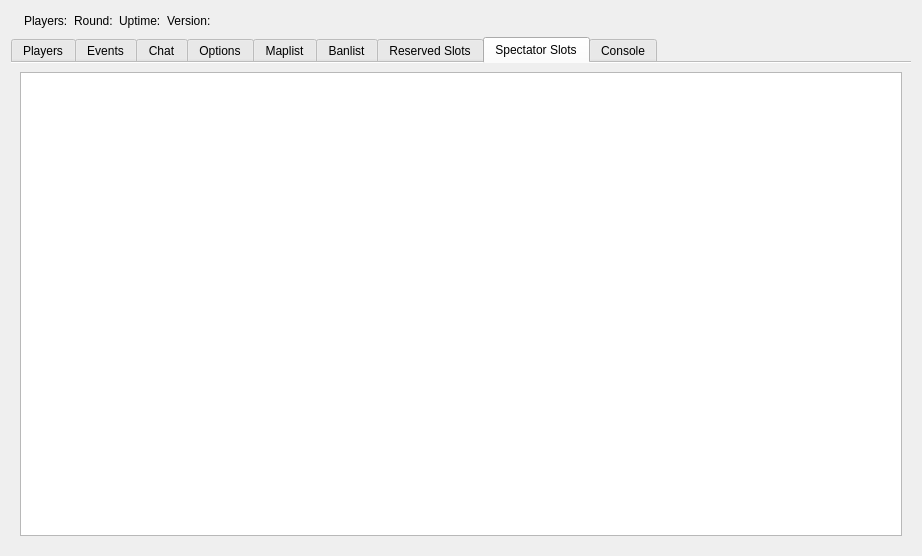
OpenRcon/OpenRcon, file Client/bf4/BF4.ui: the form before one commit.
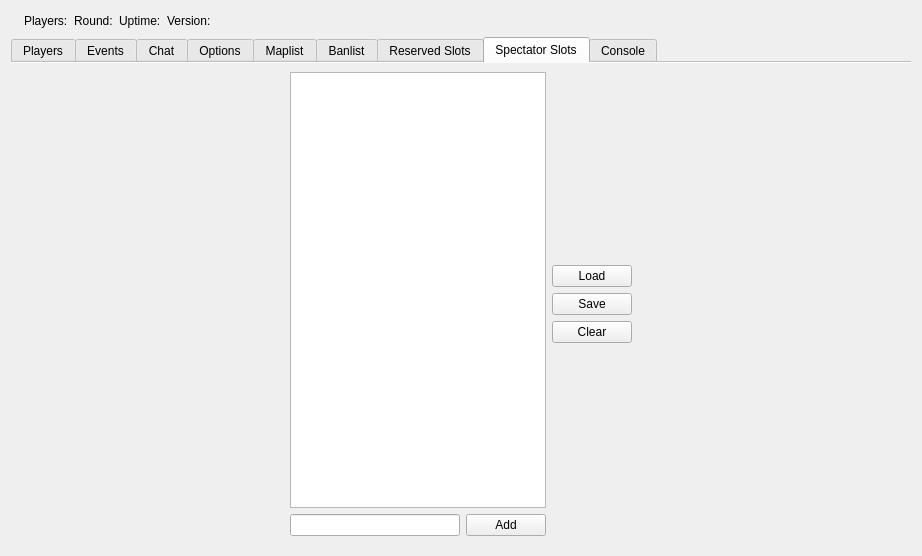
The form after the commit. The open tabs and pages were chosen to show the change. Icons and pictures are not drawn.

Commit message: Implemented Spectator List GUI for BF4.

```diff
--- a/Client/bf4/BF4.ui
+++ b/Client/bf4/BF4.ui
@@ -856,13 +856,104 @@
       <attribute name="title">
        <string>Spectator Slots</string>
       </attribute>
+      <layout class="QGridLayout" name="gridLayout_16">
+       <item row="0" column="1">
       <layout class="QGridLayout" name="gridLayout_15">
-       <item row="0" column="0">
+         <item row="1" column="1">
+          <widget class="QPushButton" name="pushButton_ss_add">
+           <property name="text">
+            <string>Add</string>
+           </property>
+          </widget>
+         </item>
+         <item row="1" column="0">
+          <widget class="QLineEdit" name="lineEdit_ss_player"/>
+         </item>
+         <item row="0" column="0" colspan="2">
         <widget class="QListWidget" name="listWidget_ss_spectatorList">
          <property name="contextMenuPolicy">
           <enum>Qt::CustomContextMenu</enum>
          </property>
         </widget>
+         </item>
+         <item row="0" column="2" rowspan="2">
+          <layout class="QVBoxLayout" name="verticalLayout_3">
+           <item>
+            <spacer name="verticalSpacer_7">
+             <property name="orientation">
+              <enum>Qt::Vertical</enum>
+             </property>
+             <property name="sizeHint" stdset="0">
+              <size>
+               <width>20</width>
+               <height>40</height>
+              </size>
+             </property>
+            </spacer>
+           </item>
+           <item>
+            <widget class="QPushButton" name="pushButton_ss_load">
+             <property name="text">
+              <string>Load</string>
+             </property>
+            </widget>
+           </item>
+           <item>
+            <widget class="QPushButton" name="pushButton_ss_save">
+             <property name="text">
+              <string>Save</string>
+             </property>
+            </widget>
+           </item>
+           <item>
+            <widget class="QPushButton" name="pushButton_ss_clear">
+             <property name="text">
+              <string>Clear</string>
+             </property>
+            </widget>
+           </item>
+           <item>
+            <spacer name="verticalSpacer_8">
+             <property name="orientation">
+              <enum>Qt::Vertical</enum>
+             </property>
+             <property name="sizeHint" stdset="0">
+              <size>
+               <width>20</width>
+               <height>40</height>
+              </size>
+             </property>
+            </spacer>
+           </item>
+          </layout>
+         </item>
+        </layout>
+       </item>
+       <item row="0" column="0">
+        <spacer name="horizontalSpacer_7">
+         <property name="orientation">
+          <enum>Qt::Horizontal</enum>
+         </property>
+         <property name="sizeHint" stdset="0">
+          <size>
+           <width>40</width>
+           <height>20</height>
+          </size>
+         </property>
+        </spacer>
+       </item>
+       <item row="0" column="2">
+        <spacer name="horizontalSpacer_8">
+         <property name="orientation">
+          <enum>Qt::Horizontal</enum>
+         </property>
+         <property name="sizeHint" stdset="0">
+          <size>
+           <width>40</width>
+           <height>20</height>
+          </size>
+         </property>
+        </spacer>
        </item>
       </layout>
      </widget>
```
Left out of the diff: 4 changed lines with no effect on the pictures. Lines whose indentation alone changed are shown as unchanged. The commit also changes 3 other files.
